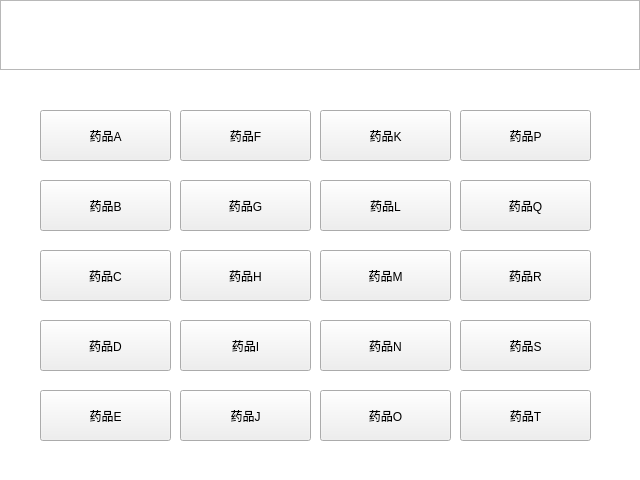
Before: the Qt Designer form SmartCabinet/Device/devicesimulate.ui in birdman1992/SmartCabinet, drawn with Qt 5.
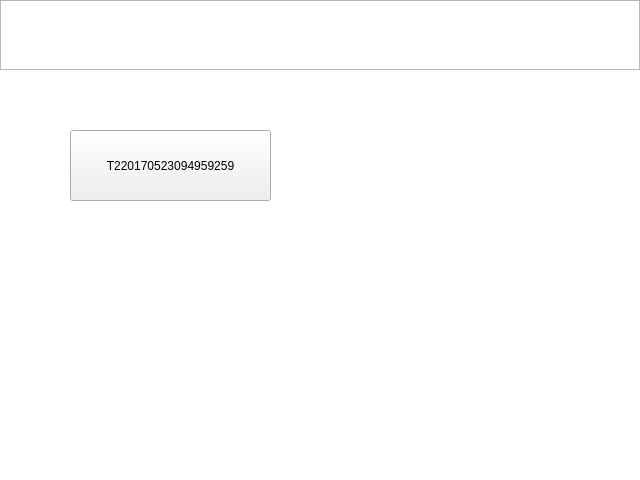
After: the same form once the commit is applied.

Diff of the .ui file:
```diff
--- a/SmartCabinet/Device/devicesimulate.ui
+++ b/SmartCabinet/Device/devicesimulate.ui
@@ -118,6 +118,21 @@
        </property>
       </widget>
      </widget>
+     <widget class="QWidget" name="storeList">
+      <widget class="QPushButton" name="listCode">
+       <property name="geometry">
+        <rect>
+         <x>70</x>
+         <y>60</y>
+         <width>201</width>
+         <height>71</height>
+        </rect>
+       </property>
+       <property name="text">
+        <string>T220170523094959259</string>
+       </property>
+      </widget>
+     </widget>
      <widget class="QWidget" name="codeScan">
       <widget class="QPushButton" name="pushButton_5">
        <property name="geometry">
@@ -132,7 +147,7 @@
         <enum>Qt::NoFocus</enum>
        </property>
        <property name="text">
-        <string>药品A</string>
+        <string>A0201002349</string>
        </property>
       </widget>
       <widget class="QPushButton" name="pushButton_6">
@@ -148,7 +163,7 @@
         <enum>Qt::NoFocus</enum>
        </property>
        <property name="text">
-        <string>药品B</string>
+        <string>A0201009999</string>
        </property>
       </widget>
       <widget class="QPushButton" name="pushButton_7">
```
Left out of the diff: 8 changed lines with no effect on the pictures.
